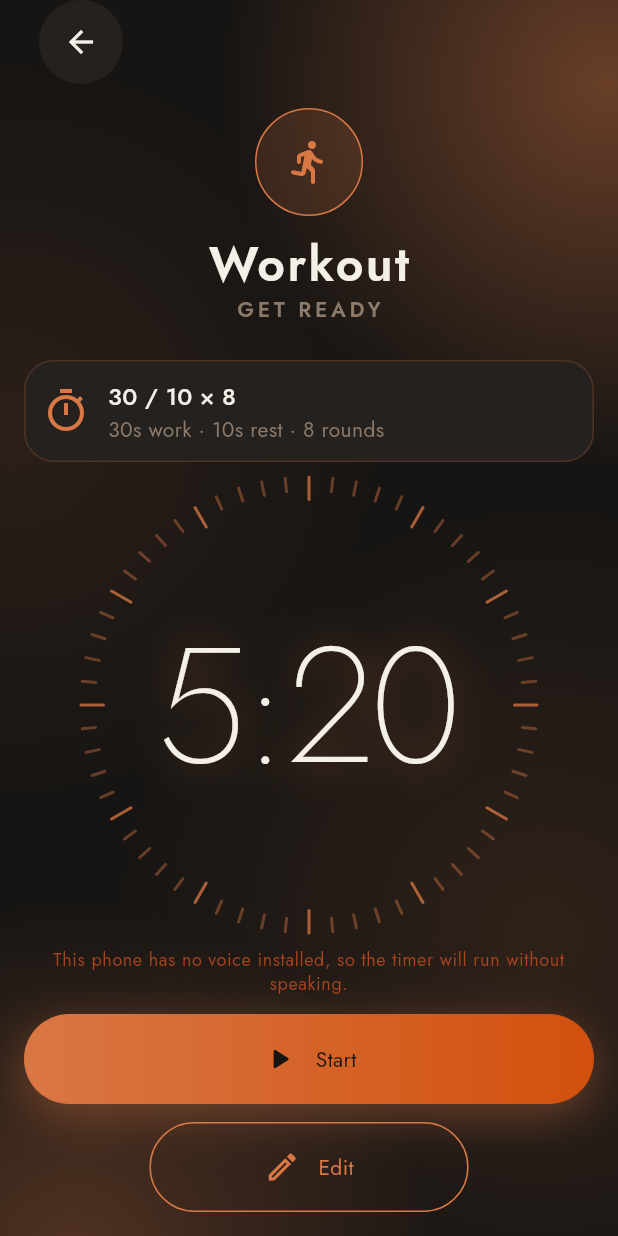
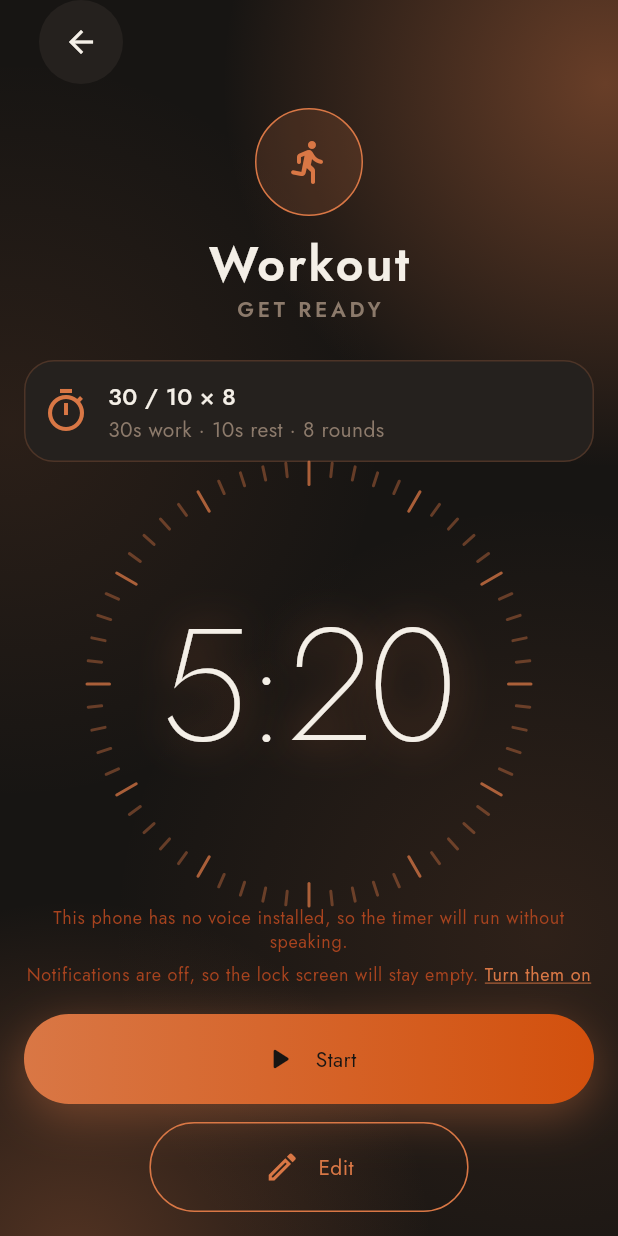
Before and after one commit to coderaadimanv/talking_stopwatch, a Flutter app: the RunScreen screen opened by its route, on a phone screen of 412 x 824 dp. Run offline on Flutter 3.47's test engine with Material 3 defaults, Android fonts, the phone set to English and light mode, and no system bars; our stand-ins replace flutter_riverpod, go_router.

Commit message:
Say it on the ready screen too, where it can still be acted on
Settings is where someone goes after the lock screen has already let
them down. The ready screen is the last moment before it does — so the
same fact is said there, in one line above Start, with "Turn them on"
underlined and going to the same system screen.

The explanation stays in settings. This screen gets the consequence and
the fix, because it is the one screen in the app with nothing to read.

Two things gave way to make room, both at 320dp with no voice *and* no
notifications, which is the worst this screen ever gets:

- The gap between the two notices is gone. They are one block now, which
  also reads better than two warnings with air between them.
- The ring is down to twelve logical pixels, which is the screen doing
  exactly what it is supposed to — the dial gives way, never the
  controls.

Twelve pixels is not much to spare, so the layout test now pumps this
state at 320dp and asserts the ring is still there. A longer notice
fails that line instead of reaching a screenshot. It caught this one on
the first run: with an icon beside the text it overflowed by 16px, and
the icon turned out to be worth less than the line it cost.

Co-Authored-By: Claude Opus 5 <noreply@anthropic.com>

```diff
--- a/lib/features/run/ui/run_screen.dart
+++ b/lib/features/run/ui/run_screen.dart
@@ -40,7 +40,12 @@ class _RunScreenState extends ConsumerState<RunScreen> {
     // frozen for the last twenty minutes, so take the platform's word for how
     // long the session has really been running.
     _lifecycle = AppLifecycleListener(
-      onResume: () => ref.read(runProvider.notifier).resync(),
+      onResume: () {
+        ref.read(runProvider.notifier).resync();
+        // The ready screen sends people to a system screen to turn
+        // notifications on. Coming back is the only word of it we get.
+        ref.invalidate(canNotifyProvider);
+      },
     );
   }
 
@@ -128,6 +133,7 @@ class _Ready extends ConsumerWidget {
     final workout = ref.watch(workoutProvider);
     final run = ref.watch(runProvider);
     final hasVoice = ref.watch(voiceAvailableProvider).asData?.value ?? true;
+    final canNotify = ref.watch(canNotifyProvider).asData?.value;
     final colors = context.colors;
     final accent = colors.work;
     final text = Theme.of(context).textTheme;
@@ -201,15 +207,30 @@ class _Ready extends ConsumerWidget {
           ),
         ),
 
-        if (!hasVoice) ...[
+        // What is wrong with the phone, in the smallest type on the screen
+        // and directly above the button it affects. Both notices are one
+        // block with no gap between them: on a 320dp phone with both of them
+        // showing there is nothing left of the ring, and spacing between two
+        // warnings is the first thing that should go.
+        if (!hasVoice)
           Text(
             'This phone has no voice installed, so the timer will run '
             'without speaking.',
             textAlign: TextAlign.center,
             style: text.bodySmall?.copyWith(color: colors.danger),
           ),
+
+        // Said here as well as in settings, because this is the last moment
+        // it can still be acted on: once the phone is face down in a gym bag
+        // the empty lock screen is the symptom, and nobody goes looking for
+        // the cause.
+        if (canNotify == false)
+          _NotifyNotice(
+            onTap: () => ref.read(cuePlayerProvider).openNotifySettings(),
+          ),
+
+        if (!hasVoice || canNotify == false)
           const SizedBox(height: Sizes.gap),
-        ],
 
         PillButton.primary(
           icon: Icons.play_arrow_rounded,
@@ -231,6 +252,53 @@ class _Ready extends ConsumerWidget {
           ),
         ),
       ],
+    );
+  }
+}
+
+/// One line above Start: the lock screen will be empty, and a tap that fixes
+/// it.
+///
+/// The same words as the notice in settings, said in the space the ready
+/// screen has — which is one line, under a dial, above the only button that
+/// matters. So the explanation goes and the consequence stays, and anyone who
+/// wants the rest of it finds it in settings.
+class _NotifyNotice extends StatelessWidget {
+  const _NotifyNotice({required this.onTap});
+
+  final VoidCallback onTap;
+
+  @override
+  Widget build(BuildContext context) {
+    final colors = context.colors;
+    final style = Theme.of(context).textTheme.bodySmall;
+
+    return InkWell(
+      onTap: onTap,
+      borderRadius: BorderRadius.circular(Sizes.radius),
+      child: Padding(
+        // Enough to be hit without looking, which is the standard everything
+        // else on this screen is held to, without taking a line off the dial.
+        padding: const EdgeInsets.symmetric(vertical: Sizes.gap / 2),
+        child: Text.rich(
+          textAlign: TextAlign.center,
+          TextSpan(
+            style: style?.copyWith(color: colors.danger),
+            children: [
+              const TextSpan(text: 'Notifications are off, so the lock '
+                  'screen will stay empty. '),
+              TextSpan(
+                text: 'Turn them on',
+                style: style?.copyWith(
+                  color: colors.work,
+                  decoration: TextDecoration.underline,
+                  decorationColor: colors.work,
+                ),
+              ),
+            ],
+          ),
+        ),
+      ),
     );
   }
 }
```
Also changed, not shown: 1 other file.
